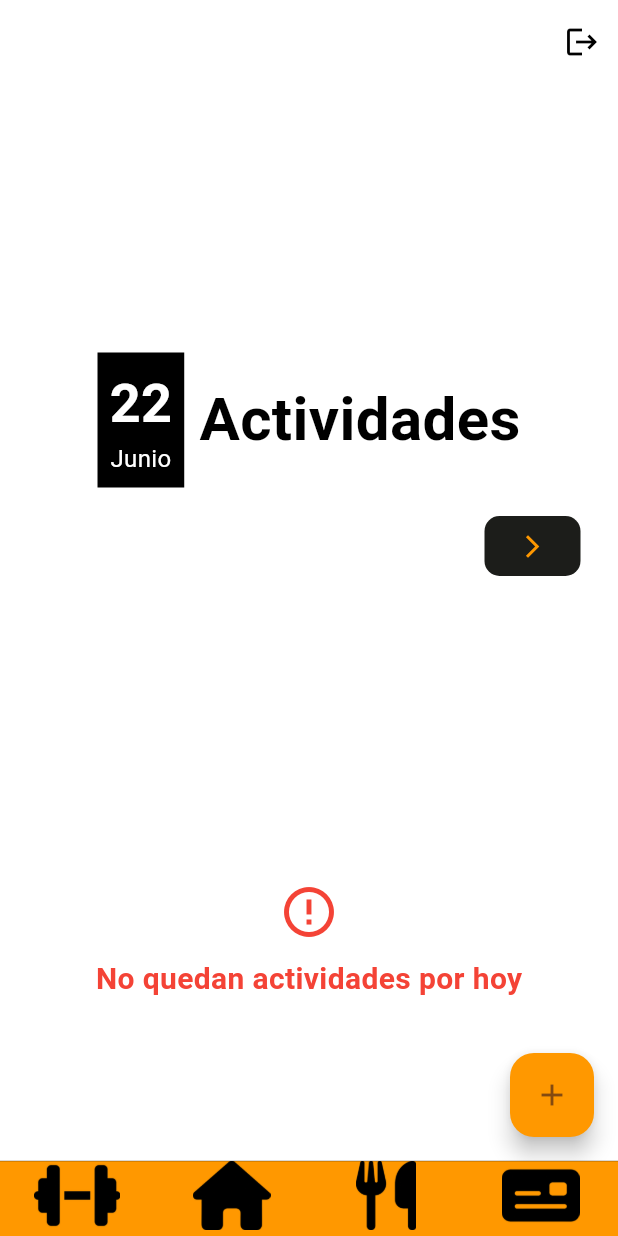
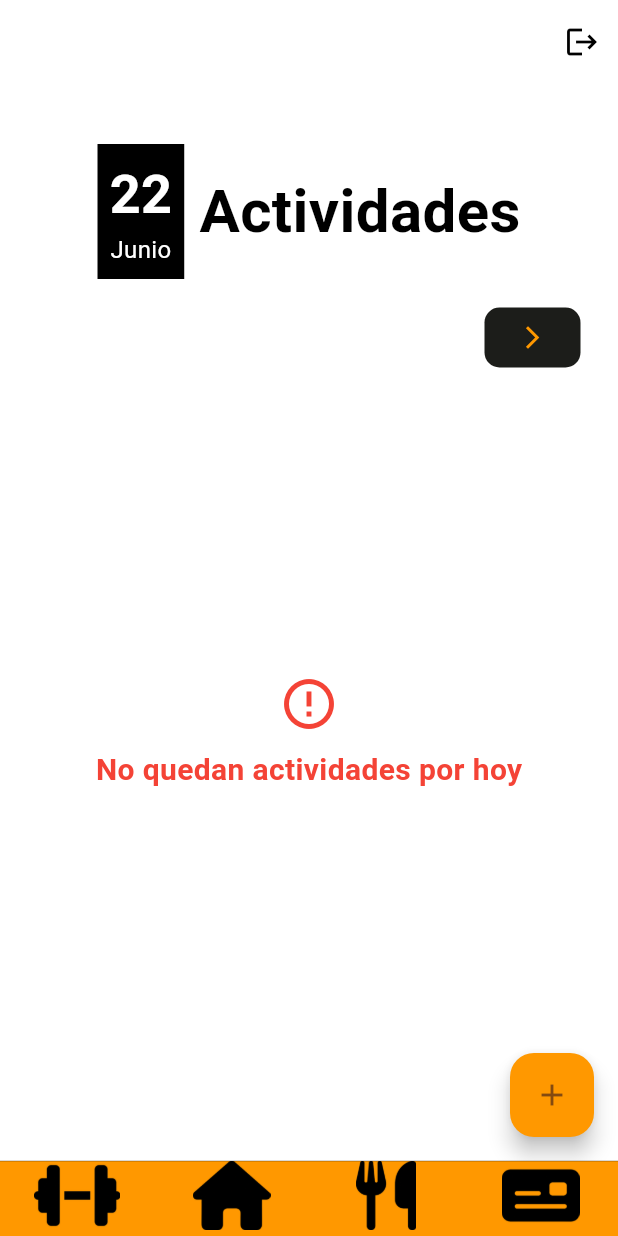
Before and after one commit to FranCannepa/fitsolutions, a Flutter app: the HomeScreen screen opened by its route, on a phone screen of 412 x 824 dp. Run offline on Flutter 3.47's test engine with Material 3 defaults, Android fonts, the phone set to English and light mode, and no system bars; our stand-ins replace cloud_firestore, firebase_auth, firebase_core, firebase_messaging, firebase_storage, flutter_local_notifications and 5 more; accounts and stored records are empty.

Commit message:
Fixes merge
Fixes de merge. MAIN STABLE

```diff
--- a/lib/Utilities/shared_prefs_helper.dart
+++ b/lib/Utilities/shared_prefs_helper.dart
@@ -133,7 +133,7 @@ class SharedPrefsHelper {
       if (userTipo == "Basico") {
         await initializeBasico(userData);
       } else if (userTipo == "Propietario") {
-        initializePropietario(userData);
+        await initializePropietario(userData);
       } else if (userTipo == "Entrenador") {
         initializeEntrenador(userData);
       }
@@ -179,7 +179,7 @@ class SharedPrefsHelper {
     setSubscripcion(userData?['asociadoId']);
   }
 
-  void initializePropietario(Map<String, dynamic>? userData) async {
+  Future<void> initializePropietario(Map<String, dynamic>? userData) async {
     setUserTipo("Propietario");
     setEmail(userData?['email']);
     final gymId = await getGimnasioPropietario(userData?['userId']) as String;
--- a/lib/components/CalendarComponents/calendario_displayer.dart
+++ b/lib/components/CalendarComponents/calendario_displayer.dart
@@ -34,7 +34,7 @@ class _CalendarioDisplayerState extends State<CalendarioDisplayer> {
 
   @override
   Widget build(BuildContext context) {
-    final actividadesProvider = context.read<ActividadProvider>();
+    final actividadesProvider = context.watch<ActividadProvider>();
     final UserData userProvider = context.read<UserData>();
     userProvider.initializeData();
     return FutureBuilder<List<Actividad>>(
--- a/lib/screens/Home/home_screen_content.dart
+++ b/lib/screens/Home/home_screen_content.dart
@@ -1,50 +1,43 @@
-import 'package:fitsolutions/components/CalendarComponents/calendario_agregar_actividad_dialog.dart';
+import 'package:fitsolutions/Modelo/Screens.dart';
+import 'package:fitsolutions/components/CalendarComponents/calendario_actividad_agregar_dialog.dart';
 import 'package:fitsolutions/components/CalendarComponents/calendario_displayer.dart';
+import 'package:fitsolutions/components/CommonComponents/footer_bottom_navigator.dart';
+import 'package:fitsolutions/modelo/Actividad.dart';
+import 'package:fitsolutions/providers/actividad_provider.dart';
 import 'package:fitsolutions/providers/userData.dart';
 import 'package:flutter/material.dart';
 import 'package:provider/provider.dart'; // Make sure you have provider package imported
 
 class HomeScreenContent extends StatelessWidget {
-  const HomeScreenContent({super.key});
+    final ActividadProvider actividadProvider;
+  const HomeScreenContent({super.key, required this.actividadProvider});
 
   @override
   Widget build(BuildContext context) {
-    final userProvider = Provider.of<UserData>(context); // Access the UserData provider
+    final userProvider =
+        Provider.of<UserData>(context); // Access the UserData provider
 
-    return Stack(
-      children: [
-        Center(
-          child: Column(
-            mainAxisAlignment: MainAxisAlignment.center,
-            children: [
-              Container(
-                alignment: Alignment.topRight, // Align the button to the bottom right corner
-                margin: const EdgeInsets.all(16), // Adjust margin as needed
-              ),
-              const CalendarioDisplayer(),
-              // Add the bottom navigation bar here
-            ],
-          ),
-        ),
-        if (!userProvider.esBasico())
-          Positioned(
-            bottom: 16,
-            right: 16,
-            child: FloatingActionButton(
-              heroTag: 'uniqueTag', // Assign a unique hero tag
+return Scaffold(
+      body: const CalendarioDisplayer(),
+      /*bottomNavigationBar: const FooterBottomNavigationBar(
+        initialScreen: ScreenType.home,
+      ),*/
+      floatingActionButton: userProvider.esBasico()
+          ? null
+          : FloatingActionButton(
+              heroTag: 'unique2',
               onPressed: () => {
                 showDialog(
                   context: context,
                   builder: (context) => CalendarioAgregarActividadDialog(
                     onClose: () => Navigator.pop(context),
                     propietarioActividadId: userProvider.origenAdministrador,
+                    actividadProvider: actividadProvider,
                   ),
                 )
               },
               child: const Icon(Icons.add),
             ),
-          ),
-      ],
     );
   }
 }
```
Also changed, not shown: lib/Components/GimnasioComponents/gimnasio_info.dart (+7 -13 lines), lib/providers/actividad_provider.dart (+18 -0 lines), lib/providers/gimnasio_provider.dart (+26 -1 lines), lib/screens/Gimnasio/gym_detail_screen.dart (+17 -1 lines), pubspec.yaml (+4 -4 lines).
